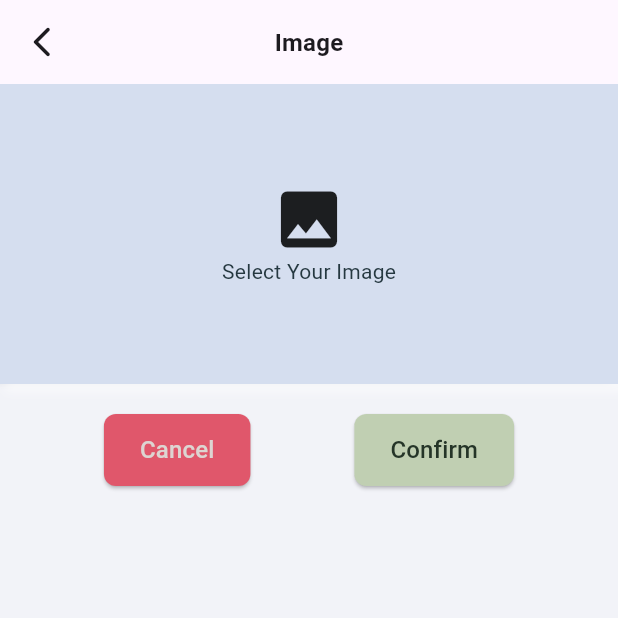
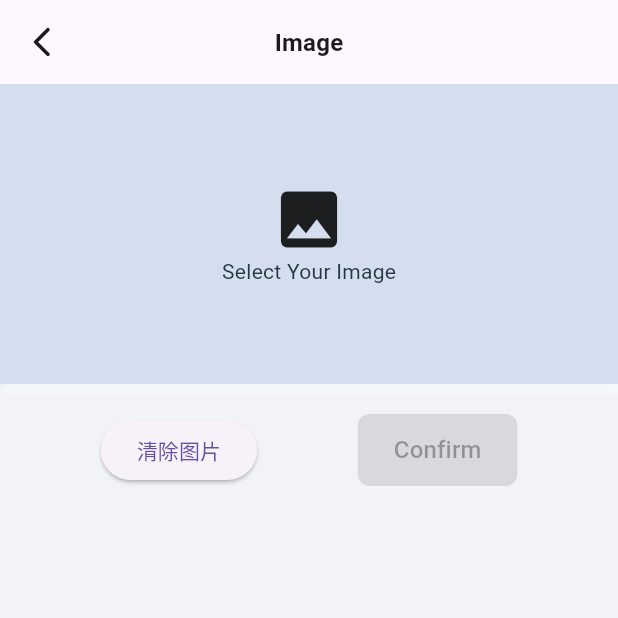
Before and after one commit to hauchenglee/calorietracker-flutter, a Flutter app: the ChatScreen screen opened directly, on a phone screen of 412 x 824 dp, the top half of it. Run offline on Flutter 3.47's test engine with Material 3 defaults, Android fonts, the phone set to English and light mode, and no system bars; our stand-ins replace flutter_image_compress, flutter_speed_dial, font_awesome_flutter, image_picker.

Commit message:
feat(chat): add overlay

```diff
--- a/lib/feature/chat/chat_screen.dart
+++ b/lib/feature/chat/chat_screen.dart
@@ -4,10 +4,10 @@ import 'package:calorie_tracker_app/feature/chat/chat_service.dart';
 import 'package:calorie_tracker_app/util/api_response.dart';
 import 'package:calorie_tracker_app/util/app_color.dart';
 import 'package:calorie_tracker_app/util/file/image_compress_util.dart';
-import 'package:calorie_tracker_app/widget/cancel_btn.dart';
-import 'package:calorie_tracker_app/widget/confirm_btn.dart';
 import 'package:calorie_tracker_app/widget/custom_dialog.dart';
 import 'package:flutter/material.dart';
+
+import '../../widget/confirm_btn.dart';
 
 class ChatScreen extends StatefulWidget {
   const ChatScreen({super.key});
@@ -34,13 +34,24 @@ class _ChatScreenState extends State<ChatScreen> {
     });
   }
 
-  Future<String> _onPressChat(BuildContext context, File imageFile) async {
+  void _onPressChat(BuildContext context, File imageFile) async {
+    setState(() {
+      _isLoading = true;
+    });
     try {
       ApiResponse response1 = await ChatService().uploadImage(imageFile); // 等待图片上传
+      if (!mounted) return;
       ApiResponse response2 = await ChatService().chatVersion(response1.data); // 等待版本检查
-      return response2.data.toString();
+      if (!mounted) return;
+      CustomDialog().showCustomDialog(context, response2.data.toString());
     } catch (e) {
-      return "Error processing image and version: $e";
+      CustomDialog().showCustomDialog(context, e.toString());
+    } finally {
+      if (mounted) {
+        setState(() {
+          _isLoading = false;
+        });
+      }
     }
   }
 
@@ -50,19 +61,21 @@ class _ChatScreenState extends State<ChatScreen> {
       appBar: AppBar(
         title: const Text('Image'),
       ),
-      body: Column(
+      body: Stack(
+        children: <Widget>[
+          Column(
             crossAxisAlignment: CrossAxisAlignment.stretch,
-        children: [
+            children: <Widget>[
               GestureDetector(
-            onTap: _selectImage, // 点击容器时触发图片选择
+                onTap: _selectImage,
                 child: Container(
                   height: 200.0,
                   width: double.infinity,
                   decoration: BoxDecoration(
                     color: AppTheme.iceBlue2,
                     boxShadow: [
-                  BoxShadow(color: Colors.black.withOpacity(0.2), offset: Offset(-4.0, -4.0), blurRadius: 5.0, spreadRadius: 1.0),
-                  BoxShadow(color: Colors.white.withOpacity(0.6), offset: Offset(4.0, 4.0), blurRadius: 5.0, spreadRadius: 1.0),
+                      BoxShadow(color: Colors.black.withOpacity(0.2), offset: Offset(-4, -4), blurRadius: 5, spreadRadius: 1),
+                      BoxShadow(color: Colors.white.withOpacity(0.6), offset: Offset(4, 4), blurRadius: 5, spreadRadius: 1),
                     ],
                   ),
                   child: _image == null
@@ -95,31 +108,28 @@ class _ChatScreenState extends State<ChatScreen> {
               const SizedBox(height: 20), // Add some space between the container and the buttons
               Row(
                 mainAxisAlignment: MainAxisAlignment.spaceEvenly,
-            children: [
-              if (_isLoading) CircularProgressIndicator(), // 如果正在加载，则显示加载动画
-              CancelBtn(
-                onPressed: () {
-                  _clearImage();
-                },
+                children: <Widget>[
+                  ElevatedButton(
+                    onPressed: _clearImage,
+                    child: Text("清除图片"),
                   ),
                   ConfirmBtn(
-                onPressed: () async {
-                  if (_image != null) {
-                    setState(() {
-                      _isLoading = true; // 开始加载，显示加载动画
-                    });
-                    String response = await _onPressChat(context, _image!);
-                    if (!mounted) return;
-                    setState(() {
-                      _isLoading = false; // 加载完成，隐藏加载动画
-                    });
-                    CustomDialog().showCustomDialog(context, response);
-                  } else {
-                    CustomDialog().showCustomDialog(context, "请选取图片！");
+                    onPressed: _image != null
+                        ? () {
+                            _onPressChat(context, _image!);
                           }
-                },
+                        : null, // 当_image为null时，onPressed设置为null，按钮禁用
                   ),
                 ],
+              ),
+            ],
+          ),
+          if (_isLoading)
+            Container(
+              color: Colors.black.withOpacity(0.5),
+              child: const Center(
+                child: CircularProgressIndicator(),
+              ),
             ),
         ],
       ),
--- a/lib/widget/cancel_btn.dart
+++ b/lib/widget/cancel_btn.dart
@@ -4,10 +4,10 @@ import 'package:flutter/material.dart';
 class CancelBtn extends StatelessWidget {
   const CancelBtn({
     super.key,
-    required this.onPressed,
+    this.onPressed,
   });
 
-  final VoidCallback onPressed;
+  final VoidCallback? onPressed;
 
   @override
   Widget build(BuildContext context) {
--- a/lib/widget/confirm_btn.dart
+++ b/lib/widget/confirm_btn.dart
@@ -4,10 +4,10 @@ import 'package:flutter/material.dart';
 class ConfirmBtn extends StatelessWidget {
   const ConfirmBtn({
     super.key,
-    required this.onPressed,
+    this.onPressed,
   });
 
-  final VoidCallback onPressed;
+  final VoidCallback? onPressed;
 
   @override
   Widget build(BuildContext context) {
```
Lines whose indentation alone changed are shown as unchanged.
